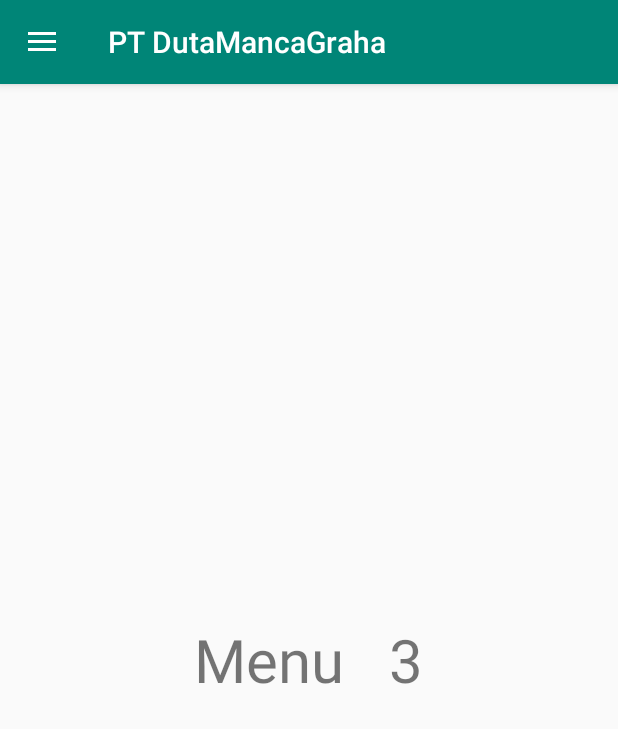
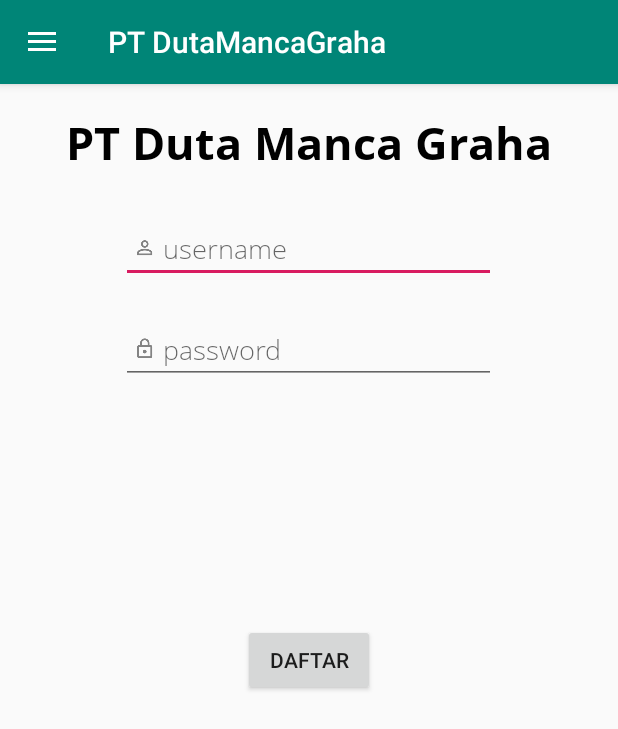
Before and after one commit to fadhilfathi/PTDutaMancaGraha, an Android app: the screen it shows after launch (HomeActivity), in the side drawer, after a tap on "Item 3", on a phone screen of 412 x 824 dp. Shown: the top 729 px of the screen. Run offline under Robolectric (Android 15) with nearby library versions, the phone set to English and light mode, and no system bars; our stand-ins replace Firebase (no records; nobody signed in at launch, a user with empty details on screens opened directly), Picasso.

Commit message:
Daftar User

```diff
--- a/app/src/main/java/com/example/marbeelz/ptdutamancagraha/Fragment_3.java
+++ b/app/src/main/java/com/example/marbeelz/ptdutamancagraha/Fragment_3.java
@@ -1,18 +1,53 @@
 package com.example.marbeelz.ptdutamancagraha;
 
 import android.os.Bundle;
+import android.provider.ContactsContract;
 import android.view.LayoutInflater;
 import android.view.View;
 import android.view.ViewGroup;
+import android.widget.Button;
+import android.widget.EditText;
+import android.widget.Toast;
 
 import androidx.annotation.NonNull;
 import androidx.annotation.Nullable;
 import androidx.fragment.app.Fragment;
 
+import com.google.firebase.database.DatabaseReference;
+import com.google.firebase.database.FirebaseDatabase;
+
 public class Fragment_3 extends Fragment {
+    FirebaseDatabase database = FirebaseDatabase.getInstance();
+    DatabaseReference Users;
+    EditText username,password;
+    Button button;
+
+
     @Nullable
     @Override
     public View onCreateView(@NonNull LayoutInflater inflater, @Nullable ViewGroup container, @Nullable Bundle savedInstanceState) {
-        return inflater.inflate(R.layout.fragment_3,container, false);
+        final View view = inflater.inflate(R.layout.fragment_3, container, false);
+
+        Users = database.getReference("Users");
+        username = view.findViewById(R.id.username_regist);
+        password = view.findViewById(R.id.password_regist);
+        button = view.findViewById(R.id.button_regist);
+
+        button.setOnClickListener(new View.OnClickListener() {
+            @Override
+            public void onClick(View view) {
+                String Username = username.getText().toString().trim();
+                String Password = password.getText().toString().trim();
+
+                User user = new User(Username, Password);
+                Users.child(Username).setValue(user);
+                username.setText("");
+                password.setText("");
+                Toast.makeText(getActivity(),"Daftar Sales Berhasil",Toast.LENGTH_SHORT).show();
+            }
+        });
+
+        return view;
     }
+
 }
--- a/app/src/main/res/layout/fragment_3.xml
+++ b/app/src/main/res/layout/fragment_3.xml
@@ -2,10 +2,55 @@
 <RelativeLayout xmlns:android="http://schemas.android.com/apk/res/android"
     android:layout_width="match_parent" android:layout_height="match_parent">
 
+
     <TextView
+        android:id="@+id/title_regist"
         android:layout_width="wrap_content"
         android:layout_height="wrap_content"
-        android:text="Menu   3"
-        android:textSize="40sp"
+        android:layout_below="@+id/imageView5"
+        android:layout_centerHorizontal="true"
+        android:layout_marginTop="18dp"
+        android:fontFamily="@font/open_sans_bold"
+        android:shadowDx="1"
+        android:shadowDy="1"
+        android:text="@string/pt_duta_manca_graha"
+        android:textColor="#000000"
+        android:textSize="30sp"
+        android:textStyle="bold" />
+
+    <EditText
+        android:id="@+id/username_regist"
+        android:layout_width="250dp"
+        android:layout_height="wrap_content"
+        android:layout_below="@+id/title_regist"
+        android:layout_centerHorizontal="true"
+        android:layout_marginTop="27dp"
+        android:contentDescription="@string/username"
+        android:drawableStart="@drawable/ic_action_name"
+        android:fontFamily="@font/open_sans_light"
+        android:hint="@string/username"
+        android:inputType="text" />
+
+    <EditText
+        android:id="@+id/password_regist"
+        android:layout_width="250dp"
+        android:layout_height="wrap_content"
+        android:layout_below="@+id/username_regist"
+        android:layout_centerHorizontal="true"
+        android:layout_marginTop="22dp"
+        android:drawableStart="@drawable/ic_password"
+        android:fontFamily="@font/open_sans_light"
+        android:hint="@string/password"
+        android:importantForAutofill="no"
+        android:inputType="textPassword" />
+
+    <Button
+        android:id="@+id/button_regist"
+        android:layout_width="wrap_content"
+        android:layout_height="wrap_content"
+        android:layout_below="@+id/password"
+        android:layout_marginTop="24dp"
+        android:padding="4dp"
+        android:text="Daftar"
         android:layout_centerInParent="true"/>
 </RelativeLayout>
```
